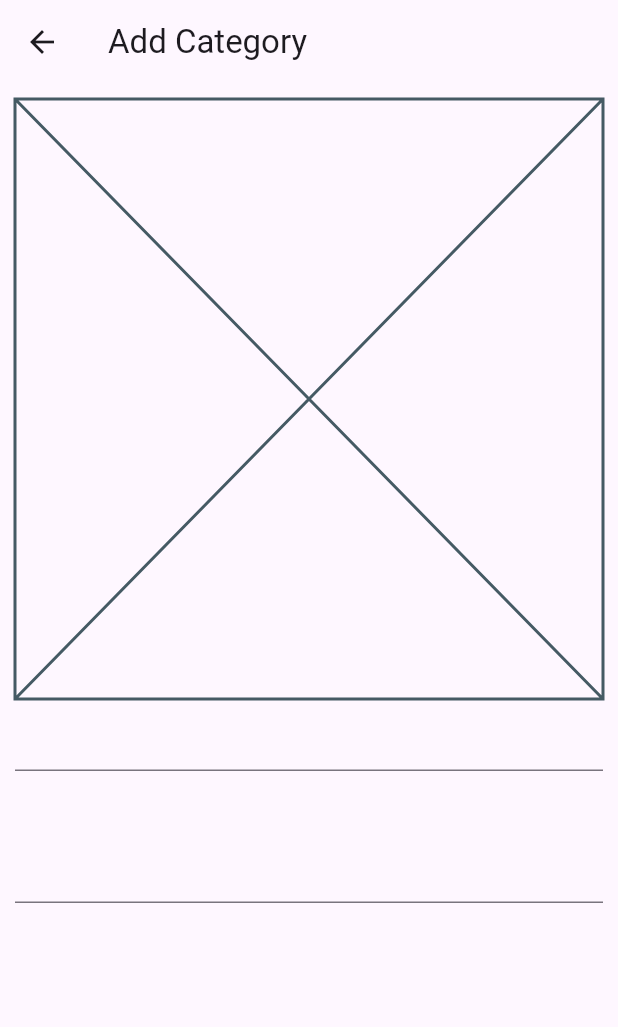
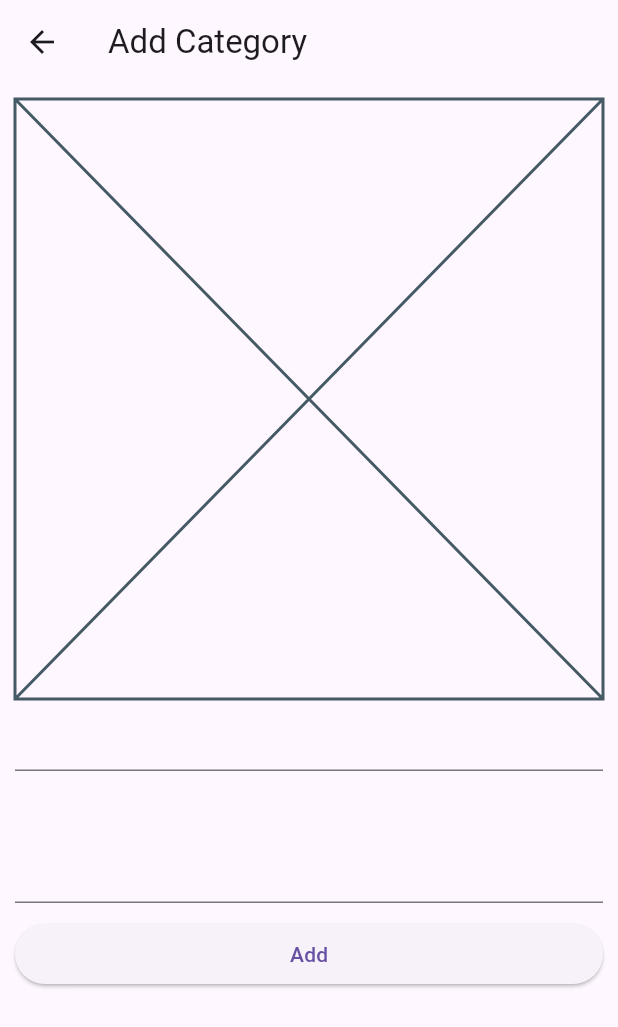
Before and after one commit to RKOrtega94/e_commerce_admin, a Flutter app: the CategoryFormScreen screen opened directly, on a phone screen of 412 x 824 dp. Shown: the top 1027 px of the screen. Run offline on Flutter 3.47's test engine with Material 3 defaults, Android fonts, the phone set to English and light mode, and no system bars; our stand-ins replace freezed_annotation, get, syncfusion_flutter_charts.

Commit message:
Update routes and screens in drawer menu

```diff
--- a/lib/src/data/static/drawer_menu.dart
+++ b/lib/src/data/static/drawer_menu.dart
@@ -15,7 +15,7 @@ List<MenuModel> drawerMenuItems = <MenuModel>[
   ),
   MenuModel(
     title: 'Categories',
-    route: CategoryFormScreen.routeName,
+    route: CategoryScreen.routeName,
     icon: CupertinoIcons.list_bullet,
   ),
 ];
--- a/lib/src/presentation/router/_router.dart
+++ b/lib/src/presentation/router/_router.dart
@@ -14,6 +14,14 @@ final List<GetPage<dynamic>> pages = <GetPage>[
     page: () => const ProductScreen(),
   ),
   GetPage(
+    name: CategoryScreen.routeName,
+    page: () => const CategoryScreen(),
+  ),
+  GetPage(
+    name: CategoryFormScreen.routeName,
+    page: () => const CategoryFormScreen(),
+  ),
+  GetPage(
     name: '${ProductFormScreen.routeName}/:id',
     page: () => const ProductFormScreen(),
   ),
--- a/lib/src/presentation/screens/category/category_form.dart
+++ b/lib/src/presentation/screens/category/category_form.dart
@@ -1,6 +1,6 @@
 import 'package:flutter/material.dart';
 
-class CategoryFormScreen extends StatelessWidget {
+class CategoryFormScreen extends StatefulWidget {
   static String get routeName => '/categories/form';
   final String? id;
   const CategoryFormScreen({
@@ -9,12 +9,17 @@ class CategoryFormScreen extends StatelessWidget {
   });
 
   @override
+  State<CategoryFormScreen> createState() => _CategoryFormScreenState();
+}
+
+class _CategoryFormScreenState extends State<CategoryFormScreen> {
+  @override
   Widget build(BuildContext context) {
     GlobalKey<FormState> formKey = GlobalKey<FormState>();
     return Scaffold(
       appBar: AppBar(
         surfaceTintColor: Colors.transparent,
-        title: Text(id == null ? 'Add Category' : 'Edit Category'),
+        title: Text(widget.id == null ? 'Add Category' : 'Edit Category'),
       ),
       body: Container(
         height: MediaQuery.of(context).size.height,
@@ -33,6 +38,14 @@ class CategoryFormScreen extends StatelessWidget {
                   minLines: 3,
                   maxLines: 5,
                 ),
+                const SizedBox(height: 10),
+                SizedBox(
+                  width: double.infinity,
+                  child: ElevatedButton(
+                    onPressed: () {},
+                    child: Text(widget.id == null ? 'Add' : 'Update'),
+                  ),
+                ),
               ],
             ),
           ),
--- a/lib/src/presentation/screens/category/category_screen.dart
+++ b/lib/src/presentation/screens/category/category_screen.dart
@@ -1,4 +1,6 @@
+import 'package:e_commerce_admin/src/presentation/screens/_screens.dart';
 import 'package:flutter/material.dart';
+import 'package:get/get.dart';
 
 class CategoryScreen extends StatelessWidget {
   static String get routeName => '/categories';
@@ -12,7 +14,7 @@ class CategoryScreen extends StatelessWidget {
         title: const Text('Categories'),
       ),
       floatingActionButton: FloatingActionButton(
-        onPressed: () {},
+        onPressed: () => Get.toNamed(CategoryFormScreen.routeName),
         child: const Icon(Icons.add),
       ),
       floatingActionButtonAnimator: FloatingActionButtonAnimator.scaling,
```
